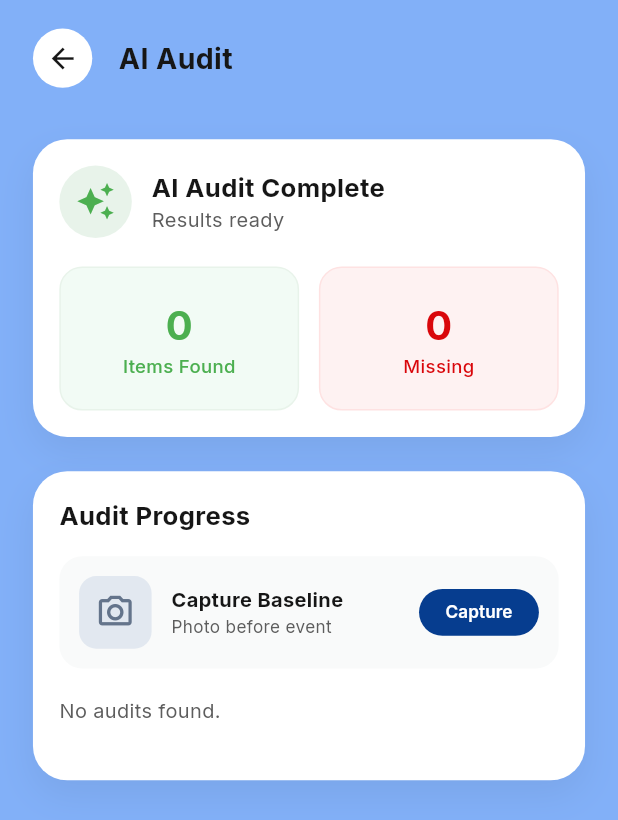
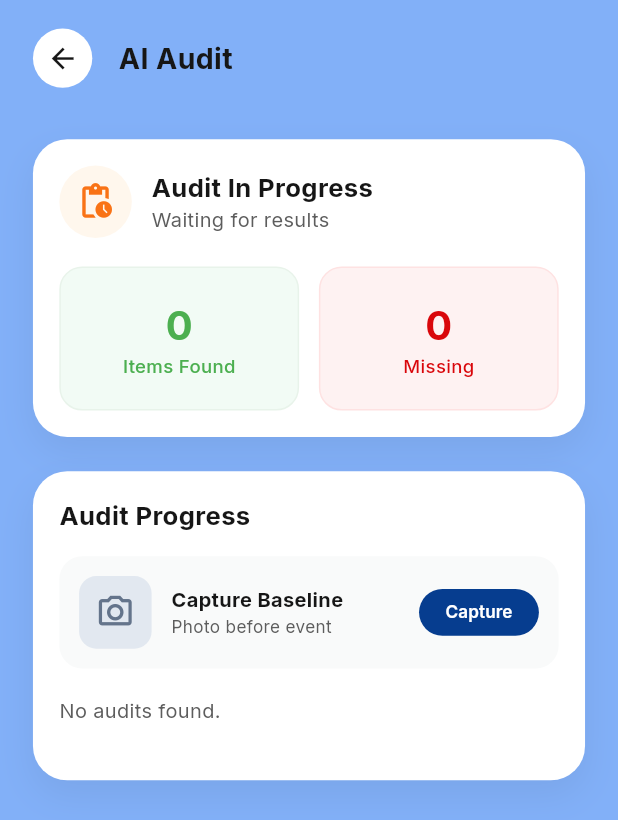
Before and after one commit to Mustafa-2097/q45gofna6, a Flutter app: the AiAuditPage screen opened directly with empty values, on a phone screen of 412 x 824 dp. Shown: the top 820 px of the screen. Run offline on Flutter 3.47's test engine with Material 3 defaults, Android fonts, the phone set to English and light mode, and no system bars; our stand-ins replace cached_network_image, device_preview, flutter_easyloading, flutter_screenutil, flutter_spinkit, get and 6 more; accounts and stored records are empty; network calls fail.

Commit message:
Ai Audit page banner data fetching

```diff
--- a/lib/feature/customer_dashboard/event/views/ai_audit_page.dart
+++ b/lib/feature/customer_dashboard/event/views/ai_audit_page.dart
@@ -115,18 +115,31 @@ class _AiAuditPageState extends State<AiAuditPage> {
       ),
       child: Column(
         children: [
-          // AI Audit Complete Banner
-          Row(
+          // AI Audit Complete Banner - Now Reactive to match response data
+          Obx(() {
+            final report = controller.auditReport.value;
+            final audits = controller.audits;
+
+            // Determine if all individual audits are checked
+            final bool isAllChecked =
+                audits.isNotEmpty && audits.every((a) => a.checked);
+            final int totalItems = (report?.found ?? 0) + (report?.missing ?? 0);
+
+            return Row(
               children: [
                 Container(
                   padding: EdgeInsets.all(10.w),
-                decoration: const BoxDecoration(
-                  color: Color(0xFFE8F3EA),
+                  decoration: BoxDecoration(
+                    color: isAllChecked
+                        ? const Color(0xFFE8F3EA)
+                        : const Color(0xFFFFF7ED),
                     shape: BoxShape.circle,
                   ),
                   child: Icon(
-                  Icons.auto_awesome,
-                  color: const Color(0xFF4CAF50),
+                    isAllChecked ? Icons.auto_awesome : Icons.pending_actions,
+                    color: isAllChecked
+                        ? const Color(0xFF4CAF50)
+                        : const Color(0xFFF97316),
                     size: 24.w,
                   ),
                 ),
@@ -135,7 +148,7 @@ class _AiAuditPageState extends State<AiAuditPage> {
                   crossAxisAlignment: CrossAxisAlignment.start,
                   children: [
                     Text(
-                    'AI Audit Complete',
+                      isAllChecked ? 'AI Audit Complete' : 'Audit In Progress',
                       style: GoogleFonts.inter(
                         fontSize: 18.sp,
                         fontWeight: FontWeight.w700,
@@ -143,7 +156,9 @@ class _AiAuditPageState extends State<AiAuditPage> {
                       ),
                     ),
                     Text(
-                    'Results ready',
+                      isAllChecked
+                          ? '$totalItems items processed'
+                          : 'Waiting for results',
                       style: GoogleFonts.inter(
                         fontSize: 14.sp,
                         color: AppColors.boxTextColor,
@@ -152,7 +167,8 @@ class _AiAuditPageState extends State<AiAuditPage> {
                   ],
                 ),
               ],
-          ),
+            );
+          }),
           SizedBox(height: 20.h),
           // Stats — driven by real report data
           Obx(() {
@@ -314,7 +330,7 @@ class _AiAuditPageState extends State<AiAuditPage> {
                                     ),
                                   ),
                                   Text(
-                                    'Equipment', // change this with "category": "Ceremony", -> like others name, image, cost
+                                    firstMissing.category, // Use dynamic category from response data
                                     style: GoogleFonts.inter(
                                       fontSize: 12.sp,
                                       color: AppColors.boxTextColor,
```
Also changed, not shown: lib/feature/customer_dashboard/event/models/event_model.dart (+16 -2 lines). Lines whose indentation alone changed are shown as unchanged.
